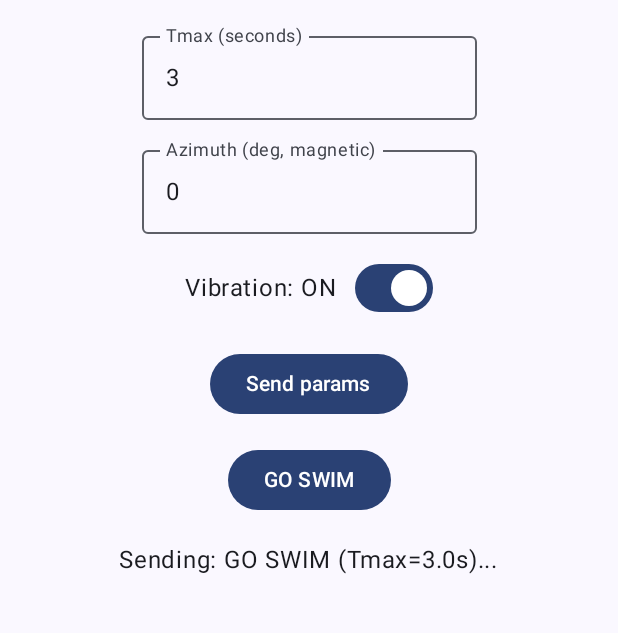
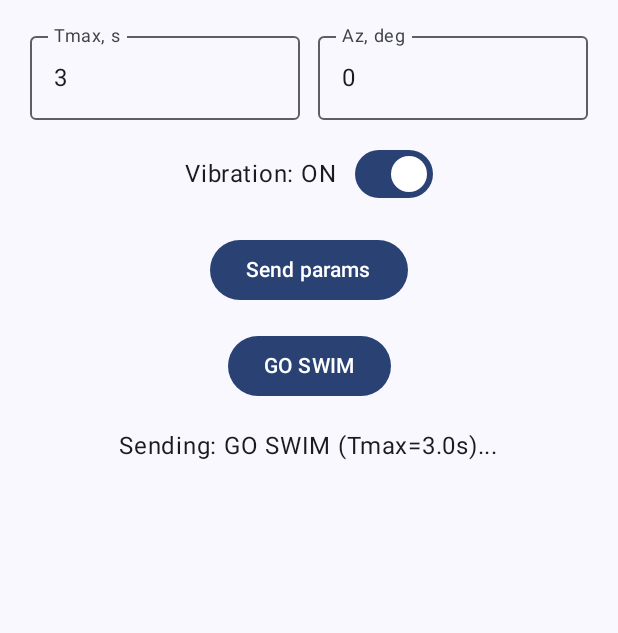
Before and after one commit to alexboutov/HelloWatch, an Android app built with Jetpack Compose: the screen it shows after launch (MainActivity), after a tap on "GO SWIM", on a phone screen of 412 x 824 dp, the part 78-711 px from its top. Run offline under Robolectric (Android 15) with nearby library versions, the phone set to English and light mode, and no system bars; 5 statements that could not run were skipped.

Commit message:
Phone UI: list of received files (newest first) replaces preview; Tmax/Azimuth/Vibration persist on phone; Tmax and Azimuth in one row

```diff
--- /dev/null
+++ b/phone/src/main/java/com/natatometry/hellowatch/PhoneParamsStore.kt
@@ -0,0 +1,38 @@
+package com.natatometry.hellowatch
+
+import android.content.Context
+
+/**
+ * Keeps the last sent swim params on the phone, so the fields show them again
+ * when the app is opened. Phone only: nothing here is sent to the watches.
+ */
+class PhoneParamsStore(context: Context) {
+
+    companion object {
+        private const val PREFS_NAME = "swim_params"
+        private const val KEY_TMAX = "tmax_input"
+        private const val KEY_AZIMUTH = "azimuth_input"
+        private const val KEY_VIBRATION = "vibration_on"
+    }
+
+    private val prefs = context.applicationContext
+        .getSharedPreferences(PREFS_NAME, Context.MODE_PRIVATE)
+
+    /** Stored Tmax field text; [default] if nothing was stored yet. */
+    fun tMaxInput(default: String): String = prefs.getString(KEY_TMAX, default) ?: default
+
+    /** Stored Azimuth field text; [default] if nothing was stored yet. */
+    fun azimuthInput(default: String): String = prefs.getString(KEY_AZIMUTH, default) ?: default
+
+    /** Stored Vibration switch; [default] if nothing was stored yet. */
+    fun vibrationOn(default: Boolean): Boolean = prefs.getBoolean(KEY_VIBRATION, default)
+
+    /** Stores the three values as they were sent. */
+    fun save(tMaxInput: String, azimuthInput: String, vibrationOn: Boolean) {
+        prefs.edit()
+            .putString(KEY_TMAX, tMaxInput)
+            .putString(KEY_AZIMUTH, azimuthInput)
+            .putBoolean(KEY_VIBRATION, vibrationOn)
+            .apply()
+    }
+}
--- a/phone/src/main/java/com/natatometry/hellowatch/PhoneSwimController.kt
+++ b/phone/src/main/java/com/natatometry/hellowatch/PhoneSwimController.kt
@@ -4,14 +4,23 @@ import androidx.compose.runtime.getValue
 import androidx.compose.runtime.mutableStateOf
 import androidx.compose.runtime.setValue
 
-class PhoneSwimController {
-    var tMaxInput by mutableStateOf("3")
-    var azimuthInput by mutableStateOf("0")
+/** State of the phone screen. The fields start from the params last sent, kept in [store]. */
+class PhoneSwimController(private val store: PhoneParamsStore) {
+    var tMaxInput by mutableStateOf(store.tMaxInput("3"))
+    var azimuthInput by mutableStateOf(store.azimuthInput("0"))
 
     /** Vibration feedback on the watch during a swim; sent with the other params. */
-    var vibrationOn by mutableStateOf(true)
+    var vibrationOn by mutableStateOf(store.vibrationOn(true))
     var statusText by mutableStateOf("Ready to record swim")
-    var csvPreview by mutableStateOf("")
+
+    /** Names of the files received since the app was opened, newest swim first. */
+    var receivedFiles by mutableStateOf(emptyList<String>())
+        private set
+
+    /** Keeps the current field values on the phone; called when they are sent to the watches. */
+    fun saveParams() {
+        store.save(tMaxInput.trim(), azimuthInput.trim(), vibrationOn)
+    }
 
     /** Tmax in seconds; null if the input is not a finite number > 0. */
     fun parseTMax(): Double? {
@@ -43,9 +52,14 @@ class PhoneSwimController {
         statusText = "Watch recording (max ${tMaxVal}s)..."
     }
 
-    fun onCsvSaved(fileName: String, rowCount: Int, previewLines: String) {
+    /** Date-time part of "swim_<watchId>_<yyyy-MM-dd>_<HH-mm-ss>.csv"; it sorts as text. */
+    private fun stampOf(fileName: String): String =
+        fileName.removeSuffix(".csv").substringAfter("swim_").substringAfter("_")
+
+    fun onCsvSaved(fileName: String, rowCount: Int) {
         statusText = "Saved $fileName ($rowCount rows)"
-        csvPreview = previewLines
+        receivedFiles = (receivedFiles + fileName).distinct()
+            .sortedWith(compareByDescending<String> { stampOf(it) }.thenBy { it })
     }
 
     fun onError(prefix: String, message: String?) {
--- a/phone/src/main/java/com/natatometry/hellowatch/PhoneSwimScreen.kt
+++ b/phone/src/main/java/com/natatometry/hellowatch/PhoneSwimScreen.kt
@@ -32,14 +32,14 @@ fun PhoneSwimControlScreen(modifier: Modifier = Modifier) {
     val context = LocalContext.current
     val scope = rememberCoroutineScope()
 
-    val controller = remember { PhoneSwimController() }
+    val controller = remember(context) { PhoneSwimController(PhoneParamsStore(context)) }
     val storage = remember(context) { SwimFileStorage(context) }
     val syncClient = remember(context, scope) {
         PhoneWearSyncClient(
             context = context,
             scope = scope,
             storage = storage,
-            onCsvSaved = { fileName, count, preview -> controller.onCsvSaved(fileName, count, preview) },
+            onCsvSaved = { fileName, count, _ -> controller.onCsvSaved(fileName, count) },
             onError = { prefix, msg -> controller.onError(prefix, msg) }
         )
     }
@@ -63,6 +63,7 @@ fun PhoneSwimControlScreen(modifier: Modifier = Modifier) {
             return
         }
         val vibrationOn = controller.vibrationOn
+        controller.saveParams()
         controller.onParamsSending(tMaxVal, azimuthDeg, vibrationOn)
         syncClient.sendSwimParams(
             tMaxVal = tMaxVal,
@@ -86,6 +87,7 @@ fun PhoneSwimControlScreen(modifier: Modifier = Modifier) {
             controller.onError("Command Err", "Azimuth must be a number from 0 to 360")
             return
         }
+        controller.saveParams()
         controller.onCommandSending(command, tMaxVal)
         syncClient.sendSwimParams(
             tMaxVal = tMaxVal,
@@ -117,24 +119,26 @@ fun PhoneSwimControlScreen(modifier: Modifier = Modifier) {
         )
         Spacer(modifier = Modifier.height(16.dp))
 
+        // Tmax and Azimuth share one row to leave room for the list of received files.
+        Row(modifier = Modifier.fillMaxWidth(), verticalAlignment = Alignment.CenterVertically) {
             OutlinedTextField(
                 value = controller.tMaxInput,
                 onValueChange = { controller.tMaxInput = it },
-            label = { Text("Tmax (seconds)") },
+                label = { Text("Tmax, s") },
                 singleLine = true,
                 keyboardOptions = KeyboardOptions(keyboardType = KeyboardType.Decimal),
-            modifier = Modifier.fillMaxWidth(0.6f)
+                modifier = Modifier.weight(1f)
             )
-        Spacer(modifier = Modifier.height(12.dp))
-
+            Spacer(modifier = Modifier.width(12.dp))
             OutlinedTextField(
                 value = controller.azimuthInput,
                 onValueChange = { controller.azimuthInput = it },
-            label = { Text("Azimuth (deg, magnetic)") },
+                label = { Text("Az, deg") },
                 singleLine = true,
                 keyboardOptions = KeyboardOptions(keyboardType = KeyboardType.Decimal),
-            modifier = Modifier.fillMaxWidth(0.6f)
+                modifier = Modifier.weight(1f)
             )
+        }
         Spacer(modifier = Modifier.height(12.dp))
 
         // Vibration feedback on the watch; takes effect when the params are sent.
@@ -164,12 +168,18 @@ fun PhoneSwimControlScreen(modifier: Modifier = Modifier) {
             style = MaterialTheme.typography.bodyLarge
         )
 
-        if (controller.csvPreview.isNotEmpty()) {
+        // Files received since the app was opened, newest swim first.
+        if (controller.receivedFiles.isNotEmpty()) {
             Spacer(modifier = Modifier.height(12.dp))
+            Column(modifier = Modifier.fillMaxWidth()) {
                 Text(
-                text = "Preview (first 6 lines):\n${controller.csvPreview}",
-                style = MaterialTheme.typography.bodySmall
+                    text = "Received (${controller.receivedFiles.size}):",
+                    style = MaterialTheme.typography.bodyMedium
                 )
+                controller.receivedFiles.forEach { name ->
+                    Text(text = name, style = MaterialTheme.typography.bodySmall)
                 }
             }
         }
+    }
+}
```
Lines whose indentation alone changed are shown as unchanged.
